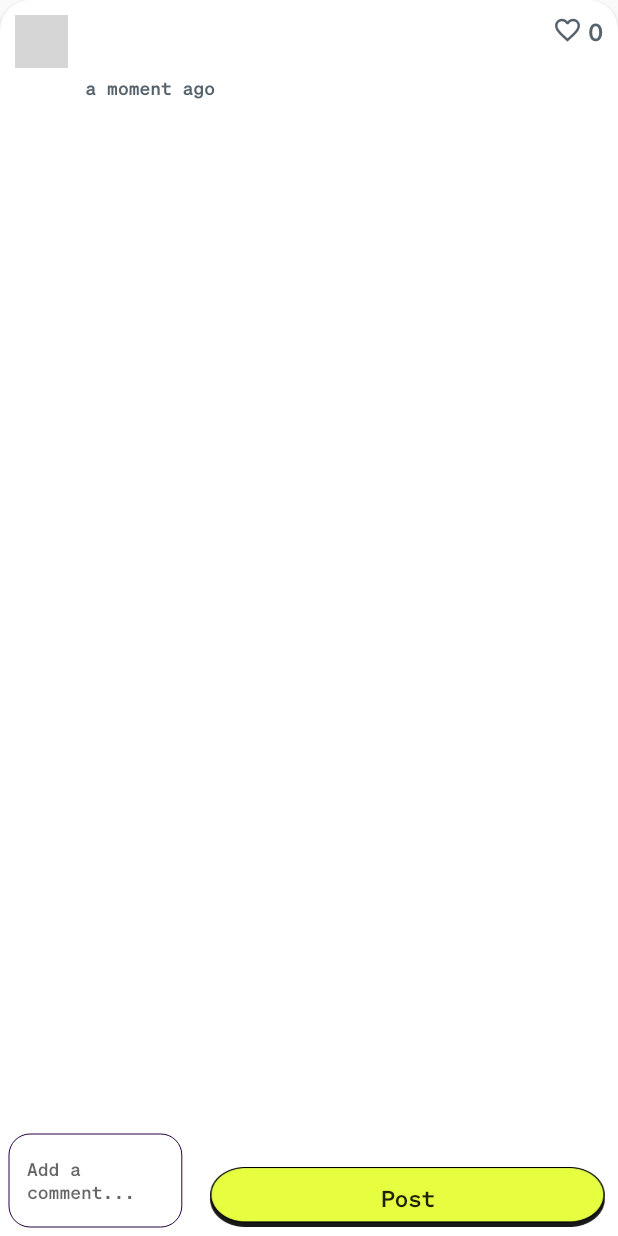
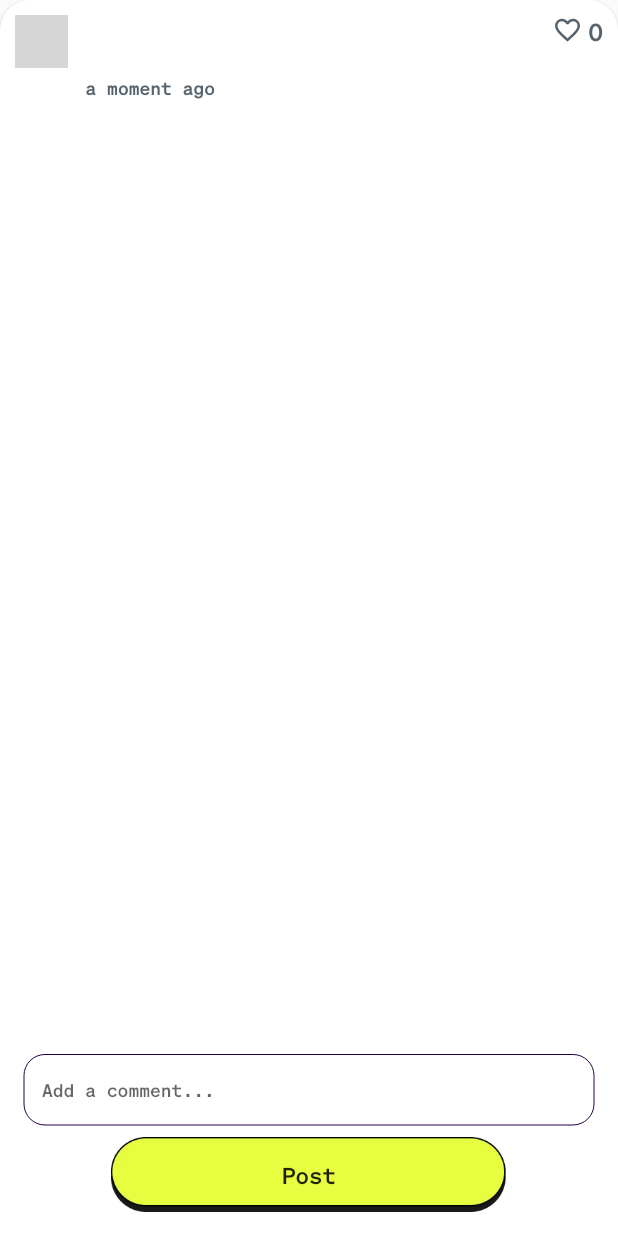
Before and after one commit to memesflapp/baddiefied, a Flutter app: the CommentPostWidget widget shown alone on an empty page, opened directly with empty values, after a tap on "Post", on a phone screen of 412 x 824 dp. Run offline on Flutter 3.47's test engine with Material 3 defaults, Android fonts, the phone set to English and light mode, and no system bars; drawn by our look-alikes of auto_size_text; our stand-ins replace cached_network_image, chewie, cloud_firestore, easy_debounce, equatable, file_picker and 21 more; missing offline and left inert: blurhash_dart, json_path, mime_type, text_search; accounts and stored records are empty; network calls fail; statements that could not run were skipped; grey boxes are pictures that could not be loaded.

Commit message:
[modified] comments

```diff
--- a/lib/components/comment_post_widget.dart
+++ b/lib/components/comment_post_widget.dart
@@ -1,3 +1,5 @@
+import 'package:flapp/utils/generics.dart';
+
 import '/auth/firebase_auth/auth_util.dart';
 import '/backend/backend.dart';
 import '/flutter_flow/flutter_flow_theme.dart';
@@ -88,7 +90,9 @@ class _CommentPostWidgetState extends State<CommentPostWidget> {
           mainAxisSize: MainAxisSize.max,
           mainAxisAlignment: MainAxisAlignment.spaceBetween,
           children: [
-            Padding(
+            Expanded(
+              child: SingleChildScrollView(
+                child: Padding(
                   padding: const EdgeInsets.all(10.0),
                   child: StreamBuilder<List<CommentRecord>>(
                     stream: queryCommentRecord(
@@ -352,13 +356,13 @@ class _CommentPostWidgetState extends State<CommentPostWidget> {
                     },
                   ),
                 ),
+              ),
+            ),
+            Column(
+              mainAxisSize: MainAxisSize.min,
+              children: [
                 Padding(
-              padding: const EdgeInsets.all(6.0),
-              child: Row(
-                mainAxisSize: MainAxisSize.min,
-                crossAxisAlignment: CrossAxisAlignment.end,
-                children: [
-                  Expanded(
+                  padding: const EdgeInsets.only(bottom: 8, left: 16, right: 16),
                   child: TextFormField(
                     controller: _model.textController,
                     focusNode: _model.textFieldFocusNode,
@@ -399,7 +403,6 @@ class _CommentPostWidgetState extends State<CommentPostWidget> {
                       ),
                     ),
                     style: FlutterFlowTheme.of(context).bodyMedium.override(
-
                       letterSpacing: 0.0,
                     ),
                     maxLines: 100,
@@ -408,7 +411,9 @@ class _CommentPostWidgetState extends State<CommentPostWidget> {
                     _model.textControllerValidator.asValidator(context),
                   ),
                 ),
-                  FFButtonWidget(
+                Padding(
+                  padding: const EdgeInsets.only(bottom: 16.0),
+                  child: FFButtonWidget(
                     onPressed: () async {
                       var commentRecordReference =
                       CommentRecord.collection.doc();
@@ -442,7 +447,7 @@ class _CommentPostWidgetState extends State<CommentPostWidget> {
                     },
                     text: 'Post',
                     options: FFButtonOptions(
-                      height: 40.0,
+                      height: 50.0,
                       padding:
                       const EdgeInsetsDirectional.fromSTEB(16.0, 0.0, 16.0, 0.0),
                       iconPadding:
@@ -460,8 +465,8 @@ class _CommentPostWidgetState extends State<CommentPostWidget> {
                       borderRadius: BorderRadius.circular(8.0),
                     ),
                   ),
-                ].divide(const SizedBox(width: 17.0)),
                 ),
+              ],
             ),
           ],
         ),
```
Also changed, not shown: lib/components/post_widget.dart (+94 -19 lines). Lines whose indentation alone changed are shown as unchanged.
